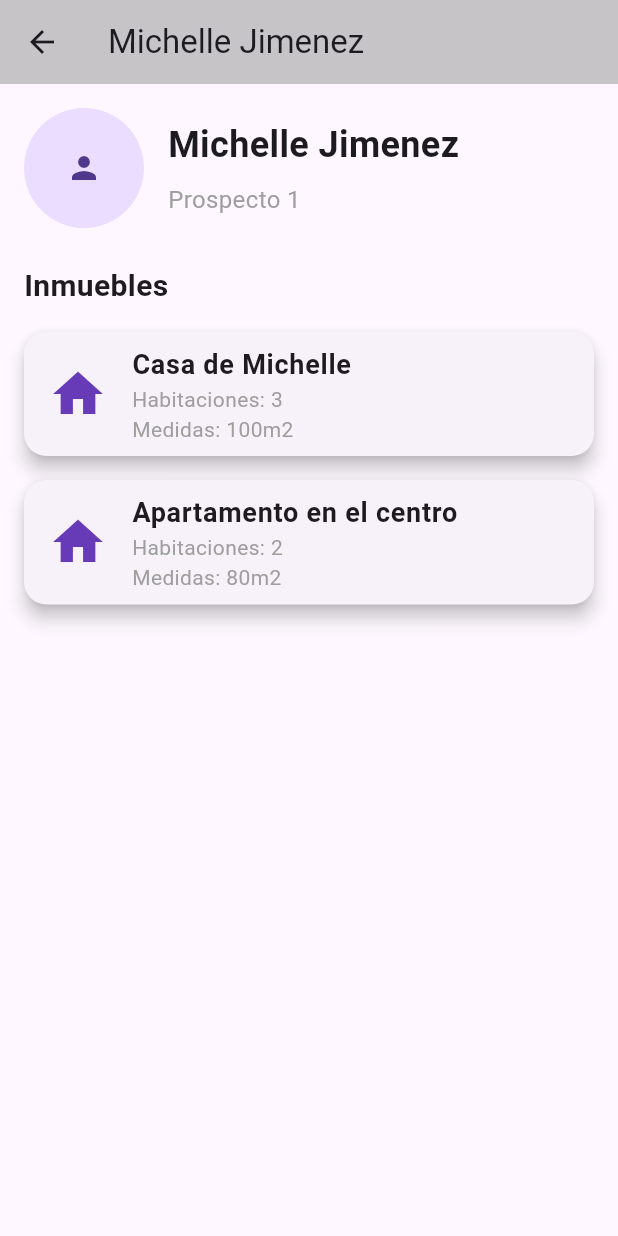
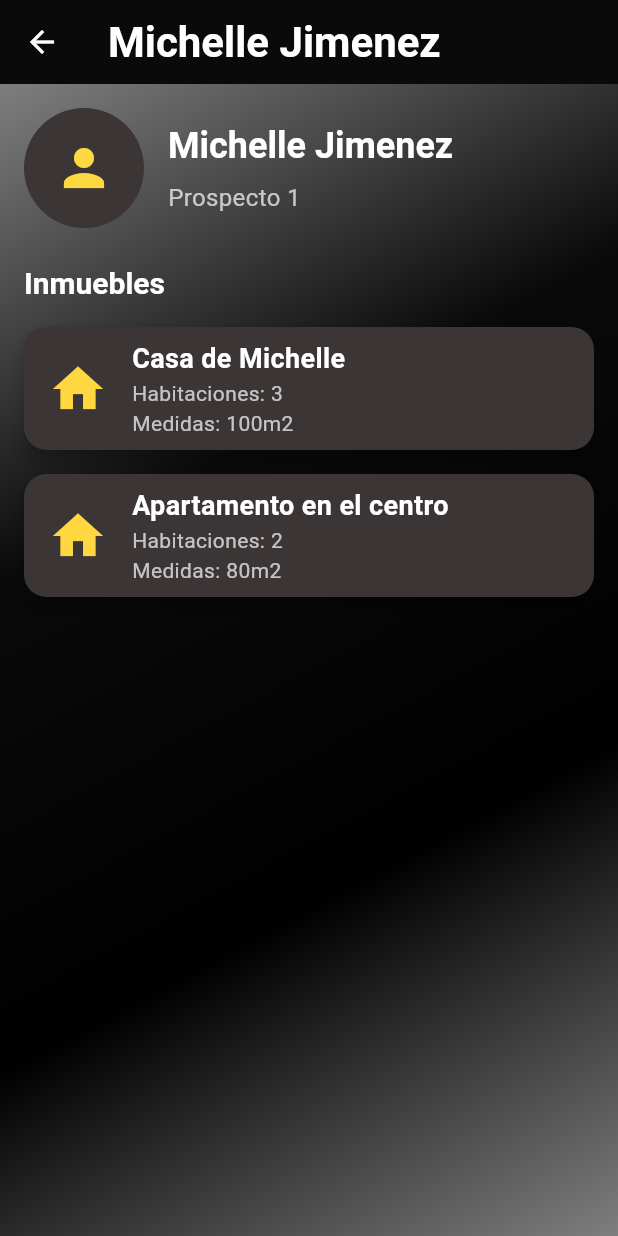
Before and after one commit to MichDlc03/movil_rec, a Flutter app: the MiListaDeProspectos screen opened directly, after a tap on "Michelle Jimenez", on a phone screen of 412 x 824 dp. Run offline on Flutter 3.47's test engine with Material 3 defaults, Android fonts, the phone set to English and light mode, and no system bars; our stand-ins replace google_fonts; Roboto replaces fonts that are missing (Dosis).

Commit message:
cambios al diseño

```diff
--- a/lib/main.dart
+++ b/lib/main.dart
@@ -2,7 +2,6 @@ import 'package:app/pages/login_page.dart';
 import 'package:app/pages/prospectos_page.dart';
 import 'package:app/pages/splash.dart';
 import 'package:flutter/material.dart';
-import 'dart:ui';
 
 void main() {
   runApp(const MyApp());
@@ -18,10 +17,11 @@ class MyApp extends StatelessWidget {
       theme: ThemeData(
         visualDensity: VisualDensity.adaptivePlatformDensity,
       ),
-      initialRoute: 'ListaDeProspectos',
+      initialRoute: 'Splash',
       routes: {
-        'Splash': (_) => Splash(),
-        'ListaDeProspectos': (_) => const ProspectosPage()
+        'Splash': (_) => const Splash(),
+        'Login': (_) =>  LoginPage(),
+        'ListaDeProspectos': (_) => const ProspectosPage(),
       },
     );
   }
--- a/lib/pages/login_page.dart
+++ b/lib/pages/login_page.dart
@@ -1,10 +1,7 @@
-// ignore_for_file: unused_element
-
 import 'package:flutter/material.dart';
 import 'package:google_fonts/google_fonts.dart';
 import 'package:app/widgets/textFileFormGeneral.dart';
 import 'crear_cuenta.dart';
-import 'splash.dart';
 
 class LoginPage extends StatefulWidget {
   static String id = "login_page";
@@ -121,7 +118,9 @@ class _LoginPageState extends State<LoginPage> {
   Widget _buttonSingUp() {
     return MaterialButton(
         color: const Color.fromARGB(255, 46, 46, 46),
-        onPressed: () {},
+        onPressed: () {
+          Navigator.pushReplacementNamed(context, 'ListaDeProspectos');
+        },
         elevation: 3.0,
         focusElevation: 20,
         focusColor: const Color(0xff3B3535),
--- a/lib/pages/perfil_prospectos_page.dart
+++ b/lib/pages/perfil_prospectos_page.dart
@@ -1,5 +1,6 @@
 import 'package:app/widgets/mi_lista_prospectos.dart';
 import 'package:flutter/material.dart';
+import 'package:google_fonts/google_fonts.dart';
 
 class MiPerfilProspectoPage extends StatelessWidget {
   final Prospecto prospecto;
@@ -10,10 +11,33 @@ class MiPerfilProspectoPage extends StatelessWidget {
   Widget build(BuildContext context) {
     return Scaffold(
       appBar: AppBar(
-        title: Text(prospecto.nombre),
-        backgroundColor: const Color.fromARGB(255, 199, 196, 199),
+        title: Text(
+          prospecto.nombre,
+          style: GoogleFonts.dosis(
+            textStyle: Theme.of(context).textTheme.headlineMedium,
+            fontWeight: FontWeight.bold,
+            color: Colors.white,
           ),
-      body: Padding(
+        ),
+        iconTheme: const IconThemeData(
+            color:
+                Colors.white),
+        backgroundColor: const Color(0xff0A0A0A),
+      ),
+      body: Container(
+        decoration: const BoxDecoration(
+          gradient: LinearGradient(
+            begin: Alignment.topLeft,
+            end: Alignment.bottomRight,
+            colors: [
+              Color.fromARGB(255, 126, 126, 126),
+              Color(0xff0A0A0A),
+              Color.fromARGB(255, 0, 0, 0),
+              Color.fromARGB(255, 126, 126, 126),
+            ],
+          ),
+        ),
+        child: Padding(
           padding: const EdgeInsets.all(16.0),
           child: Column(
             crossAxisAlignment: CrossAxisAlignment.start,
@@ -22,8 +46,12 @@ class MiPerfilProspectoPage extends StatelessWidget {
                 children: [
                   const CircleAvatar(
                     radius: 40,
-                  child: Icon(Icons.person),
-                  // backgroundImage: AssetImage('assets/profile_placeholder.png'),
+                    backgroundColor: Color(0xff3B3535),
+                    child: Icon(
+                      Icons.person,
+                      size: 40,
+                      color: Colors.amberAccent,
+                    ),
                   ),
                   const SizedBox(width: 16),
                   Column(
@@ -31,17 +59,20 @@ class MiPerfilProspectoPage extends StatelessWidget {
                     children: [
                       Text(
                         prospecto.nombre,
-                      style: const TextStyle(
+                        style: GoogleFonts.dosis(
+                          textStyle: Theme.of(context).textTheme.headlineMedium,
                           fontSize: 24,
                           fontWeight: FontWeight.bold,
+                          color: Colors.white,
                         ),
                       ),
                       const SizedBox(height: 8),
                       Text(
                         prospecto.descripcion,
-                      style: const TextStyle(
+                        style: GoogleFonts.dosis(
+                          textStyle: Theme.of(context).textTheme.bodyMedium,
                           fontSize: 16,
-                        color: Colors.grey,
+                          color: Colors.white70,
                         ),
                       ),
                     ],
@@ -49,11 +80,13 @@ class MiPerfilProspectoPage extends StatelessWidget {
                 ],
               ),
               const SizedBox(height: 24),
-            const Text(
+              Text(
                 'Inmuebles',
-              style: TextStyle(
+                style: GoogleFonts.dosis(
+                  textStyle: Theme.of(context).textTheme.headlineMedium,
                   fontSize: 20,
                   fontWeight: FontWeight.bold,
+                  color: Colors.white,
                 ),
               ),
               const SizedBox(height: 8),
@@ -66,26 +99,30 @@ class MiPerfilProspectoPage extends StatelessWidget {
                       shape: RoundedRectangleBorder(
                         borderRadius: BorderRadius.circular(15),
                       ),
+                      color: const Color(0xff3B3535),
                       elevation: 5,
                       margin: const EdgeInsets.symmetric(vertical: 8),
                       child: ListTile(
                         leading: const Icon(
                           Icons.home,
-                        color: Colors.deepPurple,
+                          color: Colors.amberAccent,
                           size: 40,
                         ),
                         title: Text(
                           inmueble.nombreInmueble,
-                        style: const TextStyle(
+                          style: GoogleFonts.dosis(
+                            textStyle: Theme.of(context).textTheme.bodyMedium,
                             fontSize: 18,
                             fontWeight: FontWeight.bold,
+                            color: Colors.white,
                           ),
                         ),
                         subtitle: Text(
                           'Habitaciones: ${inmueble.cantidadDeHabitaciones}\nMedidas: ${inmueble.medidasDelTerreno}',
-                        style: const TextStyle(
+                          style: GoogleFonts.dosis(
+                            textStyle: Theme.of(context).textTheme.bodyMedium,
                             fontSize: 14,
-                          color: Colors.grey,
+                            color: Colors.white70,
                           ),
                         ),
                       ),
@@ -96,6 +133,7 @@ class MiPerfilProspectoPage extends StatelessWidget {
             ],
           ),
         ),
+      ),
     );
   }
 }
--- a/lib/pages/splash.dart
+++ b/lib/pages/splash.dart
@@ -1,29 +1,28 @@
-// ignore_for_file: unused_element
-
-import 'package:app/pages/login_page.dart';
 import 'package:flutter/material.dart';
-import 'package:google_fonts/google_fonts.dart';
-import 'package:app/widgets/textFileFormGeneral.dart';
+import 'dart:async';
 
 class Splash extends StatefulWidget {
+  const Splash({super.key});
+
   @override
   State<Splash> createState() => SplashState();
 }
 
 class SplashState extends State<Splash> {
   @override
+  void initState() {
+    super.initState();
+    Timer(const Duration(seconds: 2), () {
+      Navigator.pushReplacementNamed(context, 'Login');
+    });
+  }
+
+  @override
   Widget build(BuildContext context) {
     return SafeArea(
         child: Scaffold(
       resizeToAvoidBottomInset: false,
-      body: GestureDetector(
-        onTap: () {
-          Navigator.push(
-            context,
-            MaterialPageRoute(builder: (context) => LoginPage()),
-          );
-        },
-        child: Container(
+      body: Container(
         decoration: const BoxDecoration(
           gradient: LinearGradient(
             begin: Alignment.topLeft,
@@ -43,7 +42,6 @@ class SplashState extends State<Splash> {
           ),
         ),
       ),
-      ),
     ));
   }
 }
--- a/lib/widgets/mi_lista_prospectos.dart
+++ b/lib/widgets/mi_lista_prospectos.dart
@@ -1,5 +1,6 @@
 import 'package:app/pages/perfil_prospectos_page.dart';
 import 'package:flutter/material.dart';
+import 'package:google_fonts/google_fonts.dart';
 
 class Prospecto {
   final String nombre;
@@ -88,16 +89,36 @@ class _MiListaDeProspectosState extends State<MiListaDeProspectos> {
     String title = "Mis Prospectos";
     return Scaffold(
       appBar: AppBar(
-        leading: const Icon(Icons.menu),
+        leading: const Icon(Icons.menu, color: Colors.white),
         actions: [
-          IconButton(onPressed: () {}, icon: const Icon(Icons.search)),
-          IconButton(onPressed: () {}, icon: const Icon(Icons.more_vert)),
+          IconButton(onPressed: () {}, icon: const Icon(Icons.search, color: Colors.white)),
+          IconButton(onPressed: () {}, icon: const Icon(Icons.more_vert, color: Colors.white)),
         ],
         centerTitle: true,
-        backgroundColor: const Color.fromARGB(255, 199, 196, 199),
-        title: Text(title),
+        backgroundColor: const Color(0xff0A0A0A),
+        title: Text(
+          title,
+          style: GoogleFonts.dosis(
+            textStyle: Theme.of(context).textTheme.headlineMedium,
+            fontWeight: FontWeight.bold,
+            color: Colors.white,
           ),
-      body: ListView.builder(
+        ),
+      ),
+      body: Container(
+        decoration: const BoxDecoration(
+          gradient: LinearGradient(
+            begin: Alignment.topLeft,
+            end: Alignment.bottomRight,
+            colors: [
+              Color.fromARGB(255, 126, 126, 126),
+              Color(0xff0A0A0A),
+              Color.fromARGB(255, 0, 0, 0),
+              Color.fromARGB(255, 126, 126, 126),
+            ],
+          ),
+        ),
+        child: ListView.builder(
           itemCount: prospectos.length,
           itemBuilder: (context, index) {
             final prospecto = prospectos[index];
@@ -105,11 +126,11 @@ class _MiListaDeProspectosState extends State<MiListaDeProspectos> {
               padding: const EdgeInsets.all(8.0),
               child: Container(
                 decoration: BoxDecoration(
-                color: const Color(0xffc9d6df),
+                  color: const Color(0xff3B3535),
                   borderRadius: BorderRadius.circular(10),
                   boxShadow: [
                     BoxShadow(
-                    color: Colors.grey.withOpacity(0.5),
+                      color: Colors.black.withOpacity(0.5),
                       spreadRadius: 2,
                       blurRadius: 5,
                       offset: const Offset(0, 3),
@@ -117,20 +138,30 @@ class _MiListaDeProspectosState extends State<MiListaDeProspectos> {
                   ],
                 ),
                 child: ListTile(
-                leading: const Icon(Icons.person, color: Colors.deepPurple),
+                  leading: const Icon(Icons.person, color: Colors.amberAccent, size: 40),
                   title: Text(
                     prospecto.nombre,
-                  style: const TextStyle(color: Colors.black, fontSize: 18),
+                    style: GoogleFonts.dosis(
+                      textStyle: Theme.of(context).textTheme.bodyMedium,
+                      fontSize: 18,
+                      fontWeight: FontWeight.bold,
+                      color: Colors.white,
                     ),
-                trailing: const Icon(Icons.arrow_circle_right_outlined,
-                    color: Colors.deepPurple),
-                subtitle: Text(prospecto.descripcion),
+                  ),
+                  trailing: const Icon(Icons.arrow_circle_right_outlined, color: Colors.amberAccent, size: 30),
+                  subtitle: Text(
+                    prospecto.descripcion,
+                    style: GoogleFonts.dosis(
+                      textStyle: Theme.of(context).textTheme.bodyMedium,
+                      fontSize: 14,
+                      color: Colors.white70,
+                    ),
+                  ),
                   onTap: () {
                     Navigator.push(
                       context,
                       MaterialPageRoute(
-                      builder: (context) =>
-                          MiPerfilProspectoPage(prospecto: prospecto),
+                        builder: (context) => MiPerfilProspectoPage(prospecto: prospecto),
                       ),
                     );
                   },
@@ -139,6 +170,7 @@ class _MiListaDeProspectosState extends State<MiListaDeProspectos> {
             );
           },
         ),
+      ),
     );
   }
 }
```
Also changed, not shown: pubspec.lock, 2 other files. Lines whose indentation alone changed are shown as unchanged.
